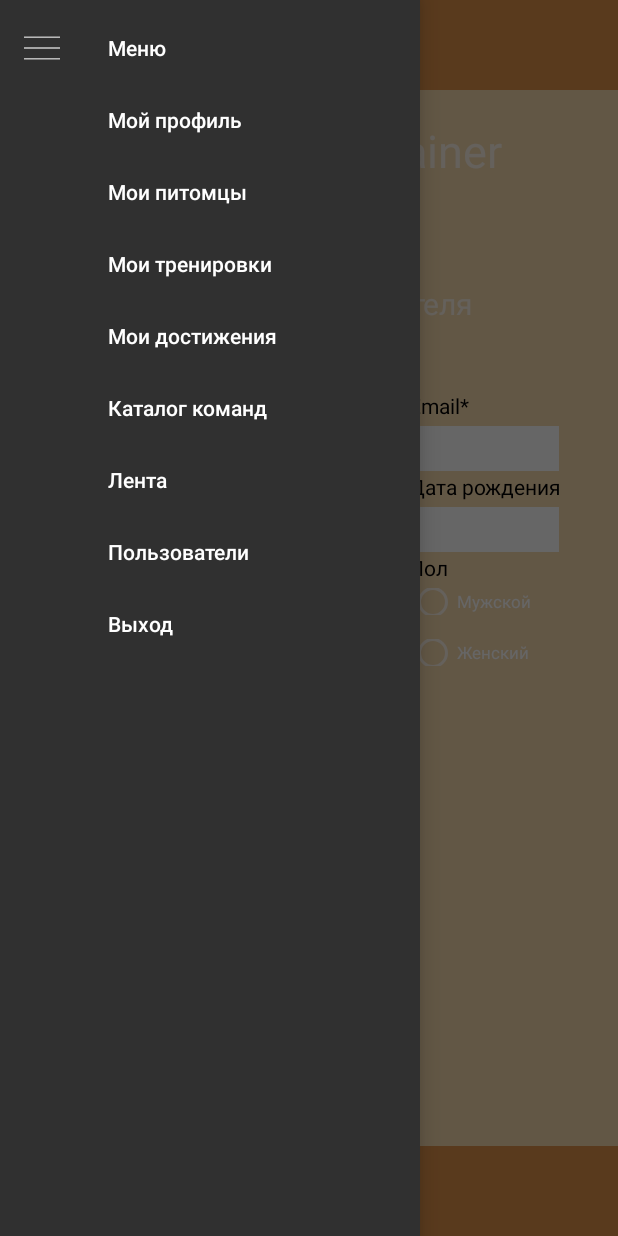
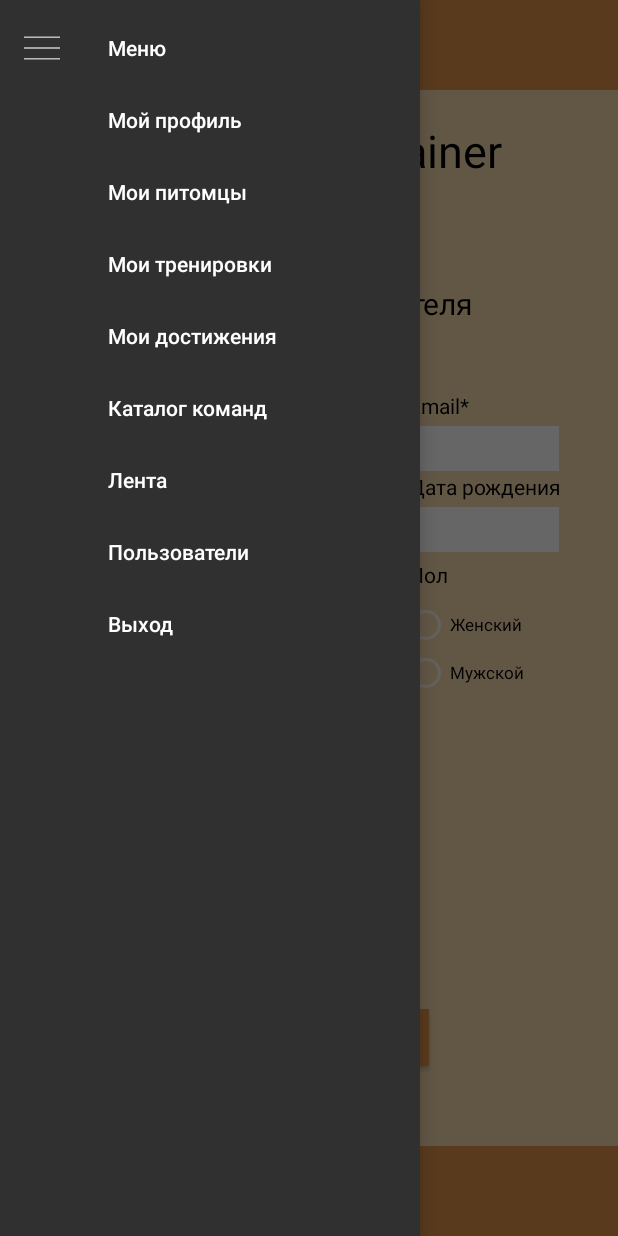
Before and after one commit to moevm/adfmp1h24-dog_trainer, an Android app: the ViewUserMeActivity screen opened directly, with no data from a screen before it, with the side drawer open, on a phone screen of 412 x 824 dp. Run offline under Robolectric (Android 15) with nearby library versions, the phone set to English and light mode, and no system bars.

Commit message:
Add checkBoxContainer and change colors

```diff
--- a/DogTrainer/app/src/main/res/layout/activity_view_user_me.xml
+++ b/DogTrainer/app/src/main/res/layout/activity_view_user_me.xml
@@ -53,6 +53,7 @@
             android:layout_marginTop="80dp"
             android:layout_marginEnd="57dp"
             android:text="@string/appName"
+            android:textColor="#000000"
             android:textSize="30sp"
             app:layout_constraintBottom_toBottomOf="parent"
             app:layout_constraintEnd_toEndOf="parent"
@@ -70,6 +71,7 @@
             android:background="@color/white"
             android:ems="10"
             android:inputType="text"
+            android:textColor="#000000"
             app:layout_constraintStart_toStartOf="@+id/registrationScreenHeader"
             app:layout_constraintTop_toBottomOf="@+id/registrationScreenHeader" />
 
@@ -83,6 +85,7 @@
             android:background="@color/white"
             android:ems="10"
             android:inputType="textEmailAddress"
+            android:textColor="#000000"
             app:layout_constraintStart_toStartOf="@+id/registrationScreenHeader"
             app:layout_constraintTop_toBottomOf="@+id/registrationScreenHeader" />
 
@@ -96,6 +99,7 @@
             android:background="@color/white"
             android:ems="10"
             android:inputType="textPassword"
+            android:textColor="#000000"
             app:layout_constraintStart_toStartOf="@+id/registrationScreenHeader"
             app:layout_constraintTop_toBottomOf="@+id/userSurname" />
 
@@ -108,6 +112,7 @@
             android:background="@color/white"
             android:ems="10"
             android:inputType="text"
+            android:textColor="#000000"
             app:layout_constraintStart_toStartOf="@+id/registrationScreenHeader"
             app:layout_constraintTop_toBottomOf="@+id/userName" />
 
@@ -120,6 +125,7 @@
             android:background="@color/white"
             android:ems="10"
             android:inputType="datetime"
+            android:textColor="#000000"
             app:layout_constraintStart_toStartOf="@+id/registrationScreenHeader"
             app:layout_constraintTop_toBottomOf="@+id/userEmail" />
 
@@ -180,11 +186,11 @@
             android:layout_width="wrap_content"
             android:layout_height="wrap_content"
             android:layout_marginStart="176dp"
-            android:layout_marginBottom="4dp"
+            android:layout_marginTop="5dp"
             android:text="@string/userSex"
             android:textColor="@color/black"
-            app:layout_constraintBottom_toTopOf="@+id/userSexMale"
-            app:layout_constraintStart_toStartOf="@+id/registrationScreenHeader" />
+            app:layout_constraintStart_toStartOf="@+id/registrationScreenHeader"
+            app:layout_constraintTop_toBottomOf="@+id/userDateBirth" />
 
         <Button
             android:id="@+id/choosePhotoButton"
@@ -201,8 +207,8 @@
 
         <Button
             android:id="@+id/saveChangesButton"
-            android:layout_width="86dp"
-            android:layout_height="36dp"
+            android:layout_width="160dp"
+            android:layout_height="38dp"
             android:layout_marginBottom="53dp"
             android:background="@color/mainElements"
             android:text="@string/saveChanges"
@@ -233,6 +239,7 @@
             android:layout_height="wrap_content"
             android:layout_marginTop="68dp"
             android:text="@string/viewUserMeScreenHeader"
+            android:textColor="#000000"
             android:textSize="20sp"
             app:layout_constraintEnd_toEndOf="parent"
             app:layout_constraintStart_toStartOf="parent"
@@ -248,27 +255,30 @@
             app:layout_constraintTop_toBottomOf="@+id/registrationScreenHeader"
             app:srcCompat="@drawable/view_user_me_example" />
 
-        <RadioButton
-            android:id="@+id/userSexMale"
-            android:layout_width="88dp"
-            android:layout_height="18dp"
-            android:layout_marginStart="176dp"
-            android:layout_marginTop="24dp"
-            android:text="@string/userSexMale"
-            android:textSize="11sp"
-            app:layout_constraintStart_toStartOf="@+id/registrationScreenHeader"
-            app:layout_constraintTop_toBottomOf="@+id/userDateBirth" />
+        <RadioGroup
+            android:layout_width="134dp"
+            android:layout_height="65dp"
+            android:layout_marginTop="8dp"
+            android:layout_marginEnd="10dp"
+            app:layout_constraintEnd_toEndOf="parent"
+            app:layout_constraintTop_toBottomOf="@+id/userSex">
 
-        <RadioButton
-            android:id="@+id/userSexFemale"
-            android:layout_width="88dp"
-            android:layout_height="18dp"
-            android:layout_marginStart="176dp"
-            android:layout_marginTop="16dp"
-            android:text="@string/userSexFemale"
-            android:textSize="11sp"
-            app:layout_constraintStart_toStartOf="@+id/registrationScreenHeader"
-            app:layout_constraintTop_toBottomOf="@+id/userSexMale" />
+            <RadioButton
+                android:id="@+id/userSexFemale"
+                android:layout_width="match_parent"
+                android:layout_height="wrap_content"
+                android:text="@string/userSexFemale"
+                android:textColor="#000000"
+                android:textSize="11sp" />
+
+            <RadioButton
+                android:id="@+id/userSexMale"
+                android:layout_width="match_parent"
+                android:layout_height="wrap_content"
+                android:text="@string/userSexMale"
+                android:textColor="#000000"
+                android:textSize="11sp" />
+        </RadioGroup>
 
         <ImageView
             android:id="@+id/menuIcon"
@@ -286,6 +296,7 @@
         android:layout_width="wrap_content"
         android:layout_height="match_parent"
         android:layout_gravity="start"
+        android:visibility="visible"
         app:menu="@menu/nav_menu" />
 
 </androidx.drawerlayout.widget.DrawerLayout>
```
